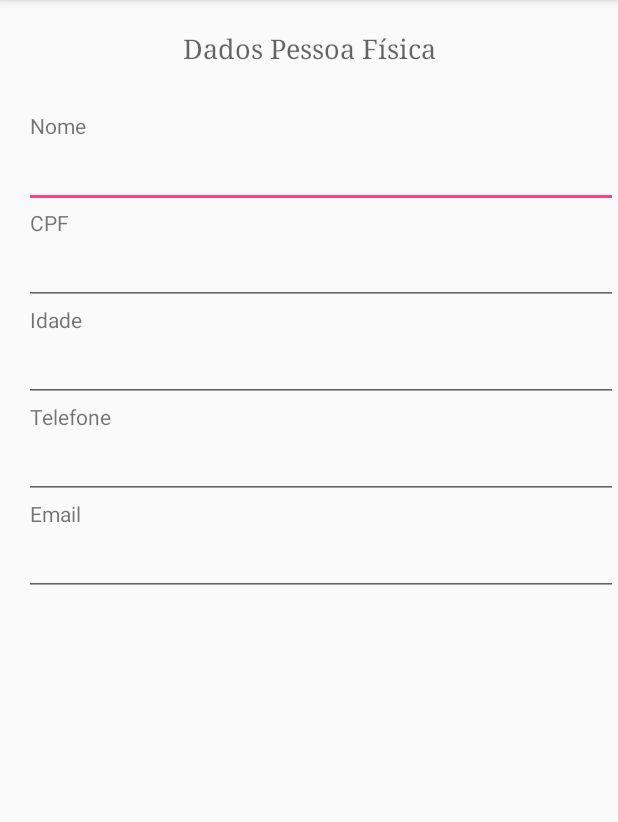
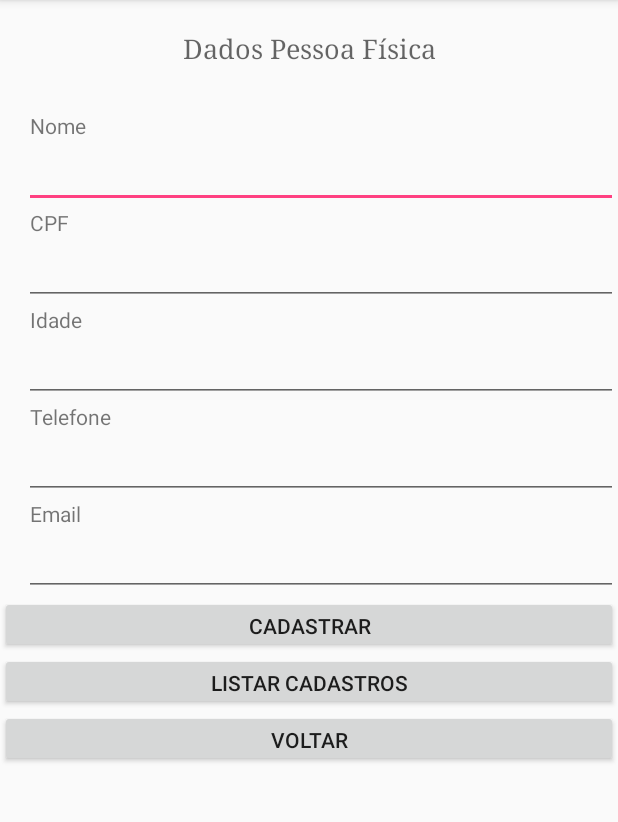
Before and after one commit to mhbm/ProjetoFinal-IFSP, an Android app: the InserirActivity screen opened directly, with no data from a screen before it, on a phone screen of 412 x 824 dp, the part 84-906 px from its top. Run offline under Robolectric (Android 15) with nearby library versions, the phone set to English and light mode, and no system bars.

Commit message:
Colocando ação nos botões de voltar nas activity Main e Inserir
Signed-off-by: mateus.macedo <mhbassomacedo@gmail.com>

```diff
--- a/app/src/main/java/com/example/mateusmacedo/projetofinalmateus/InserirActivity.java
+++ b/app/src/main/java/com/example/mateusmacedo/projetofinalmateus/InserirActivity.java
@@ -1,13 +1,27 @@
 package com.example.mateusmacedo.projetofinalmateus;
 
+import android.os.Bundle;
 import android.support.v7.app.AppCompatActivity;
-import android.os.Bundle;
+import android.view.View;
+import android.widget.Button;
 
 public class InserirActivity extends AppCompatActivity {
+
+    Button buttonVoltarInicio;
 
     @Override
     protected void onCreate(Bundle savedInstanceState) {
         super.onCreate(savedInstanceState);
         setContentView(R.layout.activity_inserir);
+
+        buttonVoltarInicio=(Button)findViewById(R.id.btnvoltarinicio);
+        buttonVoltarInicio.setOnClickListener(new View.OnClickListener() {
+
+            @Override
+            public void onClick(View v) {
+                onBackPressed();
+            }
+        });
+
     }
 }
--- a/app/src/main/res/layout/activity_inserir.xml
+++ b/app/src/main/res/layout/activity_inserir.xml
@@ -98,6 +98,22 @@
 
         android:inputType="text" />
 
+    <Button
+        android:id="@+id/btninserir"
+        android:layout_width="match_parent"
+        android:layout_height="38dp"
+        android:text="@string/inserir" />
 
+    <Button
+        android:id="@+id/btnlistar"
+        android:layout_width="match_parent"
+        android:layout_height="38dp"
+        android:text="@string/listar" />
+
+    <Button
+        android:id="@+id/btnvoltarinicio"
+        android:layout_width="match_parent"
+        android:layout_height="38dp"
+        android:text="@string/voltar" />
 
 </LinearLayout>
--- a/app/src/main/res/layout/activity_main.xml
+++ b/app/src/main/res/layout/activity_main.xml
@@ -20,7 +20,7 @@
         />
 
     <Button
-        android:id="@+id/button"
+        android:id="@+id/btncadastrar"
         android:layout_width="match_parent"
         android:layout_height="wrap_content"
         android:text="@string/cadastrar"
--- a/app/src/main/res/values/strings.xml
+++ b/app/src/main/res/values/strings.xml
@@ -9,4 +9,7 @@
     <string name="idade">Idade</string>
     <string name="telefone">Telefone</string>
     <string name="email">Email</string>
+    <string name="inserir">Cadastrar</string>
+    <string name="listar">Listar Cadastros</string>
+    <string name="voltar">Voltar</string>
 </resources>
```
Also changed, not shown: app/src/main/java/com/example/mateusmacedo/projetofinalmateus/MainActivity.java (+17 -1 lines).
